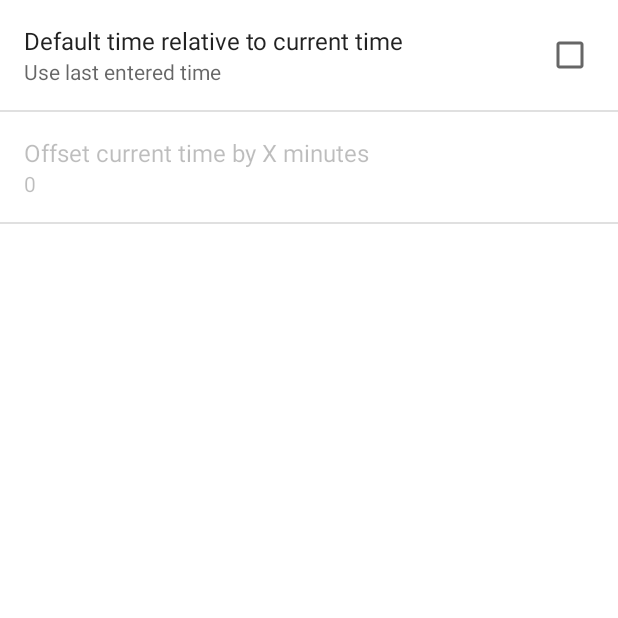
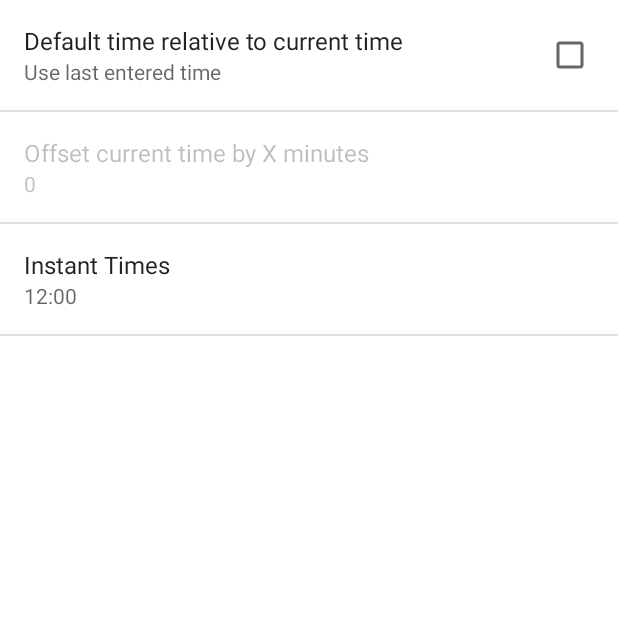
Before and after one commit to tourn/shiny-nemesis, an Android app: the screen it shows after launch (SettingsActivity), after a tap on an icon or button, on a phone screen of 412 x 824 dp, the top half of it. Run offline under Robolectric (Android 15) with nearby library versions, the phone set to English and light mode, and no system bars.

Commit message:
Add instantTimes

```diff
--- a/app/src/main/java/ch/trq/countdown/DialogActivity.kt
+++ b/app/src/main/java/ch/trq/countdown/DialogActivity.kt
@@ -12,6 +12,9 @@ import android.widget.*
 import androidx.activity.result.contract.ActivityResultContracts
 import androidx.appcompat.app.AppCompatActivity
 import androidx.core.content.ContextCompat
+import java.time.LocalDate
+import java.time.LocalDateTime
+import java.time.LocalTime
 import java.util.*
 
 class DialogActivity : AppCompatActivity() {
@@ -35,6 +38,24 @@ class DialogActivity : AppCompatActivity() {
             }
         }
 
+    fun getNextInstantTime(): LocalDateTime? {
+        val prefs = PreferenceManager.getDefaultSharedPreferences(this)
+        val today = LocalDate.now()
+        val instantTimes = prefs.getString("instant_times","")
+            ?.split("\n")
+            ?.filter {it != ""}
+            ?.map {
+                val (hour, minute) = it.split(":")
+                val datetime = today.atTime(hour.toInt(), minute.toInt())
+                if(datetime.isAfter(LocalDateTime.now())) datetime else datetime.plusDays(1)
+            }
+            ?.sorted()
+            ?: listOf()
+
+        Log.i("ME", "IT" + instantTimes.joinToString(","))
+        return instantTimes.firstOrNull()
+    }
+
     override fun onCreate(savedInstanceState: Bundle?) {
         super.onCreate(savedInstanceState)
         Setup(this).verify()
@@ -42,12 +63,14 @@ class DialogActivity : AppCompatActivity() {
             stopCountdown()
             finish()
         }
+        val instantTime = getNextInstantTime()
+
         setContentView(R.layout.activity_dialog)
         val hour = findViewById<View>(R.id.hour) as TextView
         val numberPicker = findViewById<View>(R.id.minute) as NumberPicker
         numberPicker.maxValue = 59
         numberPicker.minValue = 0
-        val minute = minute
+        val minute = instantTime?.minute ?: minute
         numberPicker.value = minute
         hour.text = getMatchingHour(minute).toString() + ":"
         val vibrate = findViewById<View>(R.id.cbVibrate) as CheckBox
--- a/app/src/main/res/xml/preferences.xml
+++ b/app/src/main/res/xml/preferences.xml
@@ -17,4 +17,13 @@
         android:selectAllOnFocus="true"
         android:title="@string/pref_title_minute_offset" />
 
+
+    <EditTextPreference
+        android:defaultValue="12:00"
+        android:inputType="textMultiLine"
+        android:key="instant_times"
+        android:selectAllOnFocus="true"
+        android:title="Instant Times"
+        android:summary="Automatically select the next time of this option, newline separated" />
+
 </PreferenceScreen>
```
